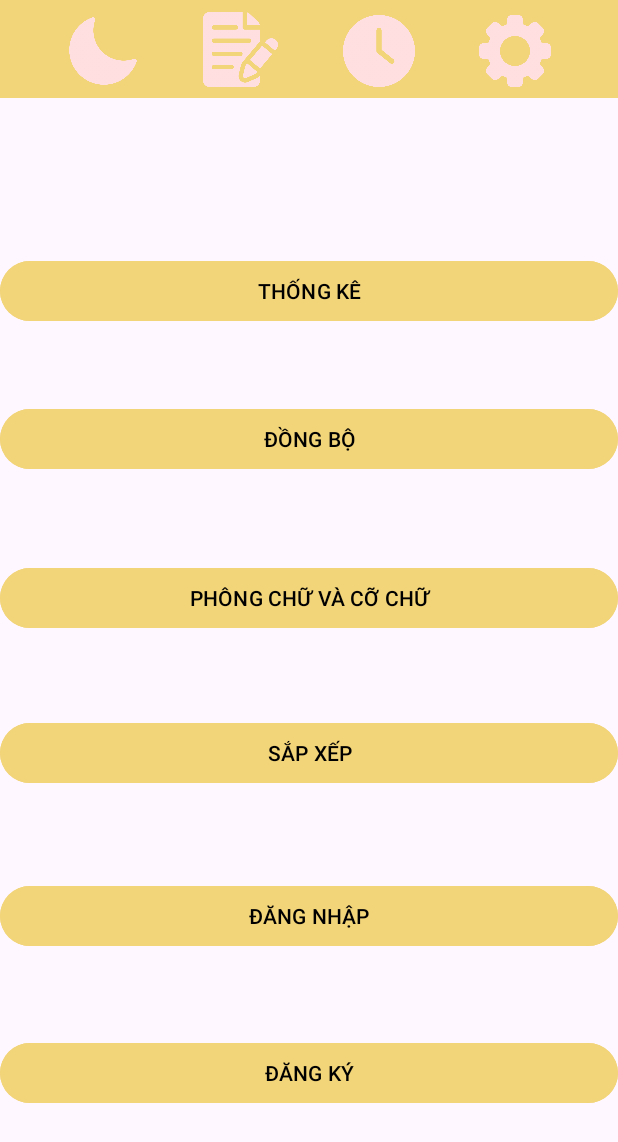
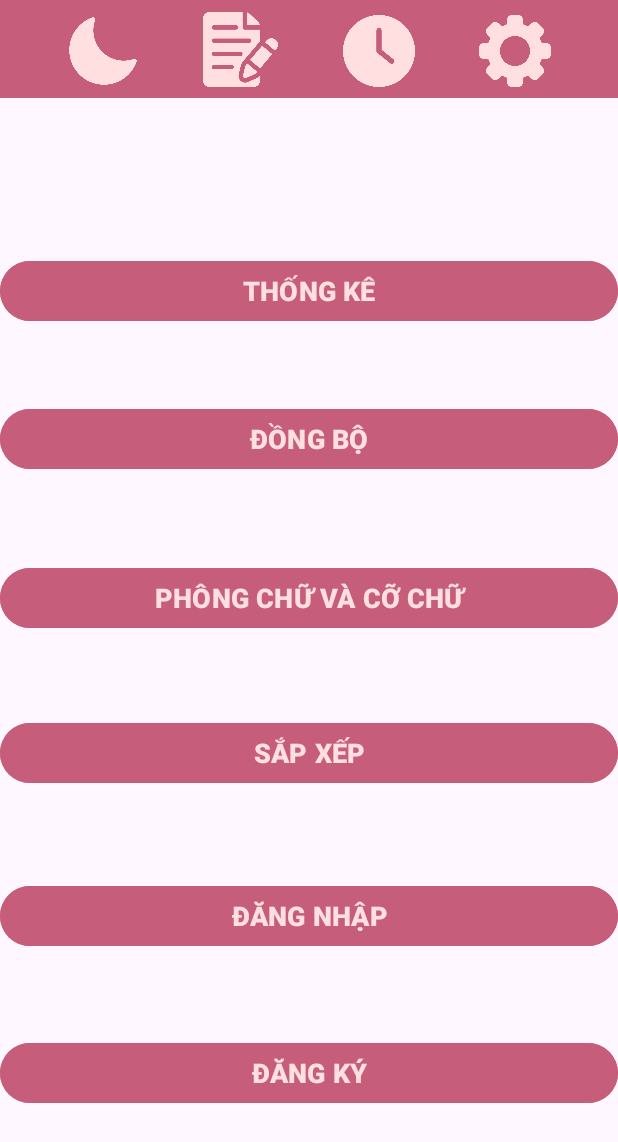
Before and after one commit to bananaa03/Simple-Notes, an Android app: the layout setting_day.xml on its own in the app's theme, with its tools: preview values and no code run, on a phone screen of 412 x 824 dp. Shown: the top 1142 px of the screen. Run offline under Robolectric (Android 15) with nearby library versions, the phone set to English and light mode, and no system bars.

Commit message:
edit setting_day.xml

```diff
--- a/app/src/main/res/layout/setting_day.xml
+++ b/app/src/main/res/layout/setting_day.xml
@@ -8,7 +8,7 @@
         android:id="@+id/toolbar"
         android:layout_width="match_parent"
         android:layout_height="65dp"
-        android:background="@color/yellowpastel"
+        android:background="@color/darkpink"
         android:minHeight="?attr/actionBarSize"
         android:theme="?attr/actionBarTheme"
         app:layout_constraintTop_toTopOf="parent"/>
@@ -20,7 +20,7 @@
         android:layout_height="48dp"
         android:layout_marginLeft="1dp"
         android:layout_marginTop="10dp"
-        android:background="@color/yellowpastel"
+        android:background="@color/darkpink"
         android:contentDescription="nightmode"
         android:scaleType="fitXY"
         app:layout_constraintRight_toLeftOf="@id/imageButton5"
@@ -34,7 +34,7 @@
         android:layout_width="50dp"
         android:layout_height="50dp"
         android:layout_marginTop="8dp"
-        android:background="@color/yellowpastel"
+        android:background="@color/darkpink"
         android:contentDescription="note"
         android:scaleType="fitXY"
         app:layout_constraintRight_toLeftOf="@id/iBt_settime"
@@ -47,7 +47,7 @@
         android:layout_width="48dp"
         android:layout_height="48dp"
         android:layout_marginTop="10dp"
-        android:background="@color/yellowpastel"
+        android:background="@color/darkpink"
         android:contentDescription="date"
         android:scaleType="fitXY"
         app:layout_constraintLeft_toRightOf="@id/imageButton5"
@@ -60,7 +60,7 @@
         android:layout_width="48dp"
         android:layout_height="48dp"
         android:layout_marginTop="10dp"
-        android:background="@color/yellowpastel"
+        android:background="@color/darkpink"
         android:contentDescription="settings"
         android:scaleType="fitXY"
         android:layout_marginRight="1dp"
@@ -73,9 +73,12 @@
         android:id="@+id/thongke"
         android:layout_width="match_parent"
         android:layout_height="wrap_content"
+        android:backgroundTint="@color/darkpink"
         android:text="THỐNG KÊ"
-        android:backgroundTint="@color/yellowpastel"
-        android:textColor="@color/black"
+        android:textAllCaps="false"
+        android:textColor="@color/llpink"
+        android:textSize="18sp"
+        android:textStyle="bold"
         app:layout_constraintBottom_toBottomOf="parent"
         app:layout_constraintEnd_toEndOf="parent"
         app:layout_constraintHorizontal_bias="0.0"
@@ -87,9 +90,11 @@
         android:id="@+id/dongbo"
         android:layout_width="match_parent"
         android:layout_height="wrap_content"
-        android:backgroundTint="@color/yellowpastel"
+        android:backgroundTint="@color/darkpink"
         android:text="ĐỒNG BỘ"
-        android:textColor="@color/black"
+        android:textColor="@color/llpink"
+        android:textSize="18sp"
+        android:textStyle="bold"
         app:layout_constraintBottom_toBottomOf="parent"
         app:layout_constraintEnd_toEndOf="parent"
         app:layout_constraintHorizontal_bias="0.0"
@@ -101,9 +106,11 @@
         android:id="@+id/font"
         android:layout_width="match_parent"
         android:layout_height="wrap_content"
-        android:backgroundTint="@color/yellowpastel"
+        android:backgroundTint="@color/darkpink"
         android:text="PHÔNG CHỮ VÀ CỠ CHỮ"
-        android:textColor="@color/black"
+        android:textColor="@color/llpink"
+        android:textSize="18sp"
+        android:textStyle="bold"
         app:layout_constraintBottom_toBottomOf="parent"
         app:layout_constraintEnd_toEndOf="parent"
         app:layout_constraintHorizontal_bias="0.0"
@@ -115,9 +122,11 @@
         android:id="@+id/sapxep"
         android:layout_width="match_parent"
         android:layout_height="wrap_content"
-        android:backgroundTint="@color/yellowpastel"
+        android:backgroundTint="@color/darkpink"
         android:text="SẮP XẾP"
-        android:textColor="@color/black"
+        android:textColor="@color/llpink"
+        android:textSize="18sp"
+        android:textStyle="bold"
         app:layout_constraintBottom_toBottomOf="parent"
         app:layout_constraintEnd_toEndOf="parent"
         app:layout_constraintHorizontal_bias="1.0"
@@ -129,9 +138,11 @@
         android:id="@+id/dangnhap"
         android:layout_width="match_parent"
         android:layout_height="wrap_content"
-        android:backgroundTint="@color/yellowpastel"
+        android:backgroundTint="@color/darkpink"
         android:text="ĐĂNG NHẬP"
-        android:textColor="@color/black"
+        android:textColor="@color/llpink"
+        android:textSize="18sp"
+        android:textStyle="bold"
         app:layout_constraintBottom_toBottomOf="parent"
         app:layout_constraintEnd_toEndOf="parent"
         app:layout_constraintHorizontal_bias="0.0"
@@ -143,9 +154,11 @@
         android:id="@+id/dangky"
         android:layout_width="match_parent"
         android:layout_height="wrap_content"
-        android:backgroundTint="@color/yellowpastel"
+        android:backgroundTint="@color/darkpink"
         android:text="ĐĂNG KÝ"
-        android:textColor="@color/black"
+        android:textColor="@color/llpink"
+        android:textSize="18sp"
+        android:textStyle="bold"
         app:layout_constraintBottom_toBottomOf="parent"
         app:layout_constraintEnd_toEndOf="parent"
         app:layout_constraintHorizontal_bias="0.0"
```
